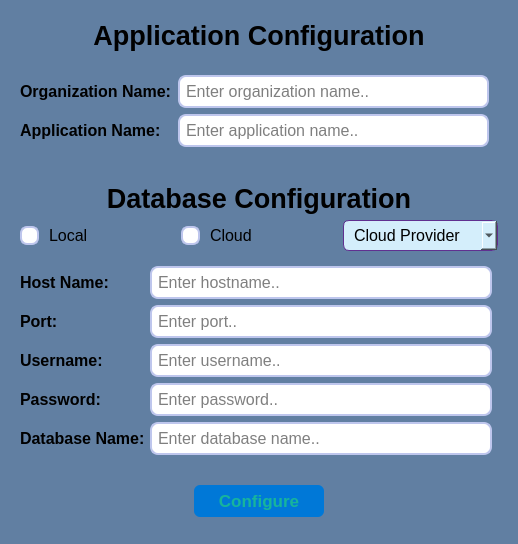
This is databasesetupdialog.ui in Nicholauswarobi/Business-Keeper-Software as Qt 5 draws it before an edit. The edited form follows.
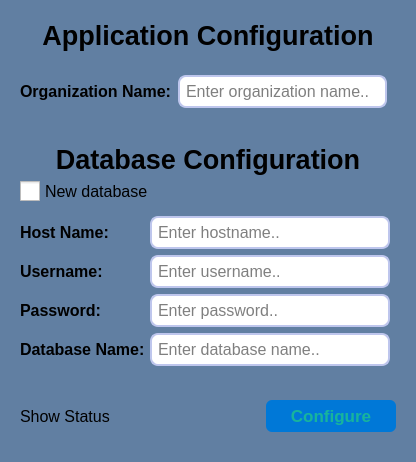
This is the edited form. Icons and pictures are not drawn.

```diff
--- a/databasesetupdialog.ui
+++ b/databasesetupdialog.ui
@@ -6,8 +6,8 @@
    <rect>
     <x>0</x>
     <y>0</y>
-    <width>518</width>
-    <height>544</height>
+    <width>416</width>
+    <height>462</height>
    </rect>
   </property>
   <property name="windowTitle">
@@ -121,7 +121,28 @@
 selection-color: #0F2771;
 foint-size: 13px;
 padding: 4px;
-}</string>
+}
+
+
+
+QCheckBox {
+    spacing: 5px;
+
+}
+
+QCheckBox::indicator {
+    width: 20px;
+    height: 20px;
+}
+
+QCheckBox::indicator:unchecked {
+	image: url(:/Blue/Icons/BlueIcons/circle.svg);
+}
+
+QCheckBox::indicator:checked {
+	image: url(:/Blue/Icons/BlueIcons/check-circle.svg);
+}
+</string>
   </property>
   <layout class="QVBoxLayout" name="verticalLayout">
    <item>
@@ -204,19 +225,6 @@
               </property>
              </widget>
             </item>
-            <item>
-             <widget class="QLabel" name="label_8">
-              <property name="font">
-               <font>
-                <pointsize>12</pointsize>
-                <bold>true</bold>
-               </font>
-              </property>
-              <property name="text">
-               <string>Application Name:</string>
-              </property>
-             </widget>
-            </item>
            </layout>
           </widget>
          </item>
@@ -244,18 +252,6 @@
               </property>
              </widget>
             </item>
-            <item>
-             <widget class="QLineEdit" name="AppName_lineEdit">
-              <property name="font">
-               <font>
-                <pointsize>12</pointsize>
-               </font>
-              </property>
-              <property name="placeholderText">
-               <string>Enter application name..</string>
-              </property>
-             </widget>
-            </item>
            </layout>
           </widget>
          </item>
@@ -308,42 +304,16 @@
       <property name="bottomMargin">
        <number>0</number>
       </property>
-      <item alignment="Qt::AlignmentFlag::AlignLeft">
-       <widget class="QRadioButton" name="Local_radioButton">
-        <property name="font">
-         <font>
-          <pointsize>12</pointsize>
-         </font>
-        </property>
-        <property name="text">
-         <string>Local</string>
-        </property>
-       </widget>
-      </item>
-      <item alignment="Qt::AlignmentFlag::AlignLeft">
-       <widget class="QRadioButton" name="Cloud_radioButton">
-        <property name="font">
-         <font>
-          <pointsize>12</pointsize>
-         </font>
-        </property>
-        <property name="text">
-         <string>Cloud</string>
-        </property>
-       </widget>
-      </item>
       <item>
-       <widget class="QComboBox" name="CloudProvider_comboBox">
+       <widget class="QCheckBox" name="NewDB_Checkbox">
         <property name="font">
          <font>
           <pointsize>12</pointsize>
          </font>
         </property>
-        <item>
-         <property name="text">
-          <string>Cloud Provider</string>
-         </property>
-        </item>
+        <property name="text">
+         <string>New database</string>
+        </property>
        </widget>
       </item>
      </layout>
@@ -386,19 +356,6 @@
            </property>
           </widget>
          </item>
-         <item>
-          <widget class="QLabel" name="label_6">
-           <property name="font">
-            <font>
-             <pointsize>12</pointsize>
-             <bold>true</bold>
-            </font>
-           </property>
-           <property name="text">
-            <string>Port:</string>
-           </property>
-          </widget>
-         </item>
          <item>
           <widget class="QLabel" name="label_3">
            <property name="font">
@@ -462,18 +419,6 @@
            </property>
           </widget>
          </item>
-         <item>
-          <widget class="QLineEdit" name="Port_lineEdit">
-           <property name="font">
-            <font>
-             <pointsize>12</pointsize>
-            </font>
-           </property>
-           <property name="placeholderText">
-            <string>Enter port..</string>
-           </property>
-          </widget>
-         </item>
          <item>
           <widget class="QLineEdit" name="Username_lineEdit">
            <property name="font">
@@ -525,6 +470,18 @@
       </sizepolicy>
      </property>
      <layout class="QHBoxLayout" name="horizontalLayout_3">
+      <item>
+       <widget class="QLabel" name="statusLabel">
+        <property name="font">
+         <font>
+          <pointsize>12</pointsize>
+         </font>
+        </property>
+        <property name="text">
+         <string>Show Status</string>
+        </property>
+       </widget>
+      </item>
       <item>
        <widget class="QPushButton" name="Configure_pushButton">
         <property name="minimumSize">
```
